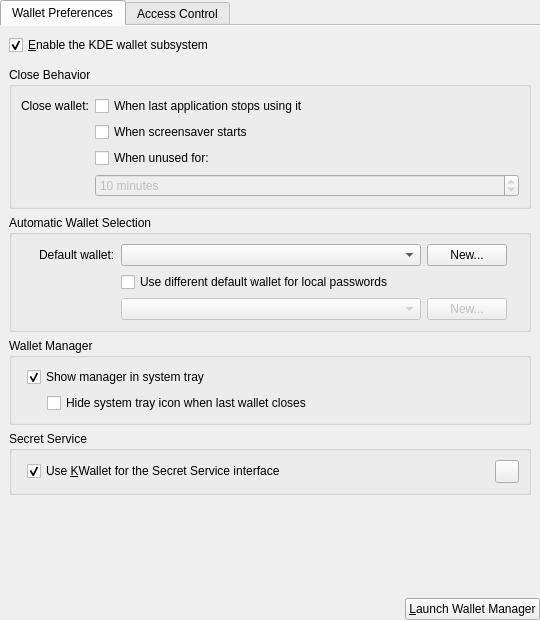
The window that src/konfigurator/walletconfigwidget.ui (KDE/kwalletmanager) describes before a commit, drawn with Qt 5.
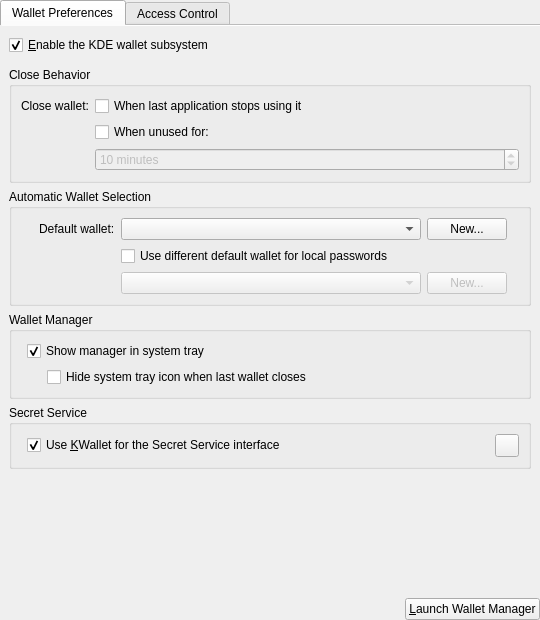
The same window after the commit. Custom widgets are drawn as their Qt base class.

Commit message:
Drop dead screensaver integration
The relevant KWallet code doesn't work and is being removed

```diff
--- a/src/konfigurator/walletconfigwidget.ui
+++ b/src/konfigurator/walletconfigwidget.ui
@@ -81,16 +81,6 @@
              </widget>
             </item>
             <item row="1" column="1">
-             <widget class="QCheckBox" name="_screensaverLock">
-              <property name="whatsThis">
-               <string>&lt;p&gt;&lt;b&gt;Close wallet as soon as the screensaver starts.&lt;/b&gt;&lt;br&gt;When a wallet is closed the password is needed to access it again.&lt;/p&gt;</string>
-              </property>
-              <property name="text">
-               <string>When screensaver starts</string>
-              </property>
-             </widget>
-            </item>
-            <item row="2" column="1">
              <widget class="QCheckBox" name="_closeIdle">
               <property name="whatsThis">
                <string>&lt;p&gt;&lt;b&gt;Close wallet after a period of inactivity.&lt;/b&gt;&lt;br&gt;When a wallet is closed the password is needed to access it again.&lt;/p&gt;</string>
@@ -100,7 +90,7 @@
               </property>
              </widget>
             </item>
-            <item row="3" column="1">
+            <item row="2" column="1">
              <widget class="QSpinBox" name="_idleTime">
               <property name="enabled">
                <bool>false</bool>
```
The commit also changes 1 other file.
